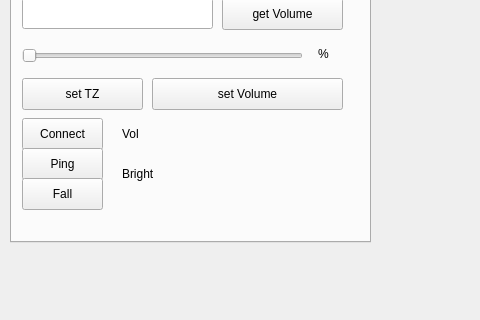
The window that mainwindow.ui (exanoelect/radarScan) describes before a commit, drawn with Qt 5; both pictures show x 0 to 480 and y 225 to 545 of the 889 by 545 pixel window.
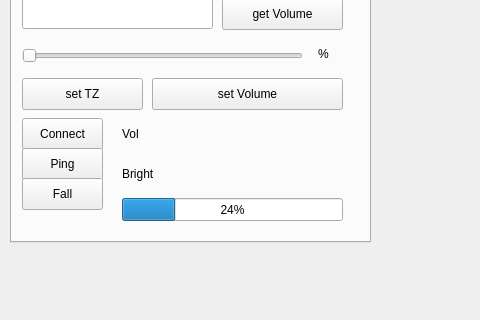
The same window after the commit. Custom widgets are drawn as their Qt base class.

What changed in the file:
```diff
--- a/mainwindow.ui
+++ b/mainwindow.ui
@@ -1918,6 +1918,19 @@
        <string>set TZ</string>
       </property>
      </widget>
+     <widget class="QProgressBar" name="micBar">
+      <property name="geometry">
+       <rect>
+        <x>110</x>
+        <y>370</y>
+        <width>221</width>
+        <height>23</height>
+       </rect>
+      </property>
+      <property name="value">
+       <number>24</number>
+      </property>
+     </widget>
     </widget>
     <widget class="QWidget" name="tab_8">
      <attribute name="title">
```
